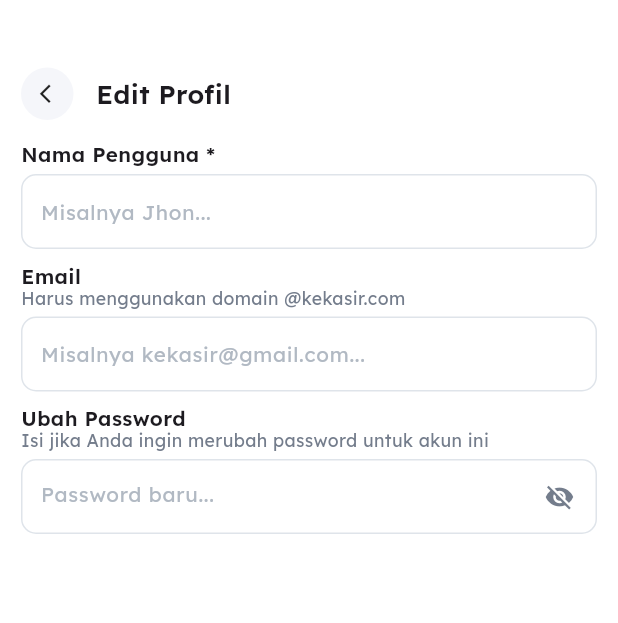
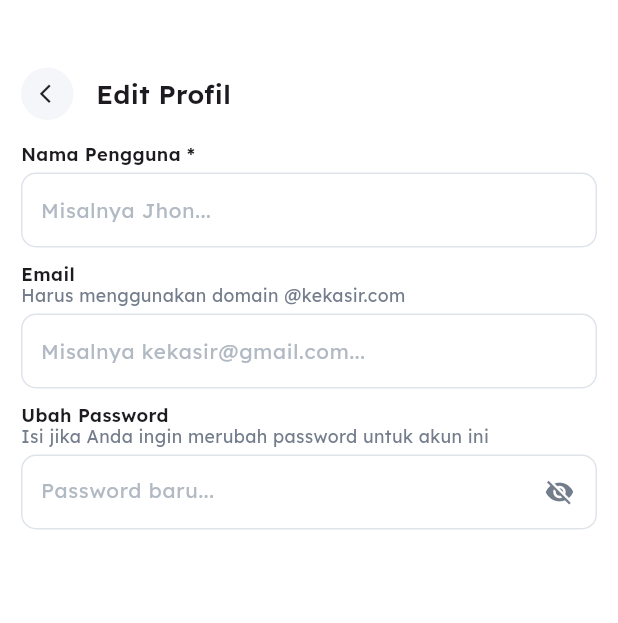
Before and after one commit to yusrondev/kekasir_pos, a Flutter app: the EditProfilePage screen opened by its route, on a phone screen of 412 x 824 dp. Shown: the top 623 px of the screen. Run offline on Flutter 3.47's test engine with Material 3 defaults, Android fonts, the phone set to English and light mode, and no system bars; our stand-ins replace animated_text_kit, auto_size_text, cached_network_image, dropdown_search, flutter_dotenv, gap and 8 more; missing offline and left inert: blue_thermal_printer, flutter_inappwebview, in_app_update, mat_month_picker_dialog, simple_barcode_scanner; accounts and stored records are empty; project files that could hold a hidden picture were left out.

Commit message:
DEV - layout font size label form

```diff
--- a/lib/components/custom_field_component.dart
+++ b/lib/components/custom_field_component.dart
@@ -33,7 +33,7 @@ class CustomTextField extends StatelessWidget {
         if(label != null) ... [
           Text(label ?? "", style: TextStyle(
             fontWeight: FontWeight.w600,
-            fontSize: 14
+            fontSize: 12.5
           )),
         ],
         if(shortDescription != null) ... [
@@ -104,7 +104,7 @@ class CustomTextFieldNumber extends StatelessWidget {
         if(label != null) ... [
           Text(label ?? "", style: TextStyle(
             fontWeight: FontWeight.w600,
-            fontSize: 14
+            fontSize: 12.5
           )),
         ],
         if(shortDescription != null) ... [
@@ -189,7 +189,7 @@ class PriceField extends StatelessWidget {
         if(label != null) ... [
           Text(label ?? "", style: TextStyle(
             fontWeight: FontWeight.w600,
-            fontSize: 14
+            fontSize: 12.5
           )),
         ],
         if(shortDescription != null) ... [
@@ -278,7 +278,7 @@ class _PasswordTextFieldState extends State<PasswordTextField> {
         if(widget.label != null) ... [
           Text(widget.label ?? "", style: TextStyle(
             fontWeight: FontWeight.w600,
-            fontSize: 14
+            fontSize: 12.5
           )),
         ],
         if(widget.shortDescription != null) ... [
```
